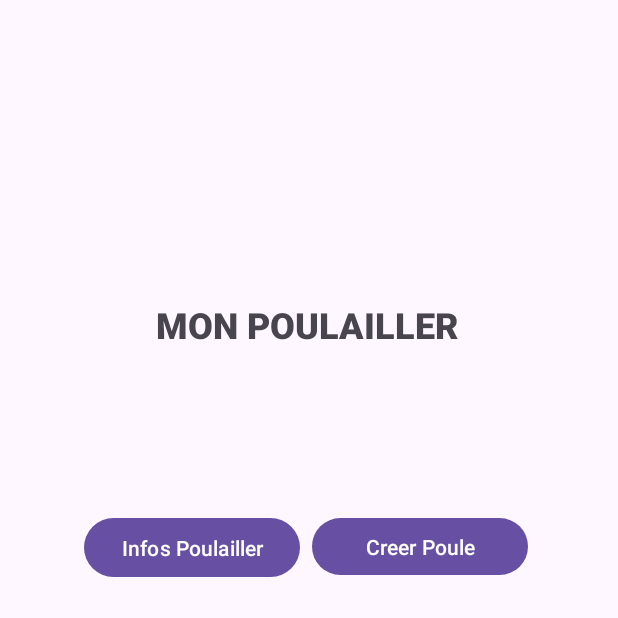
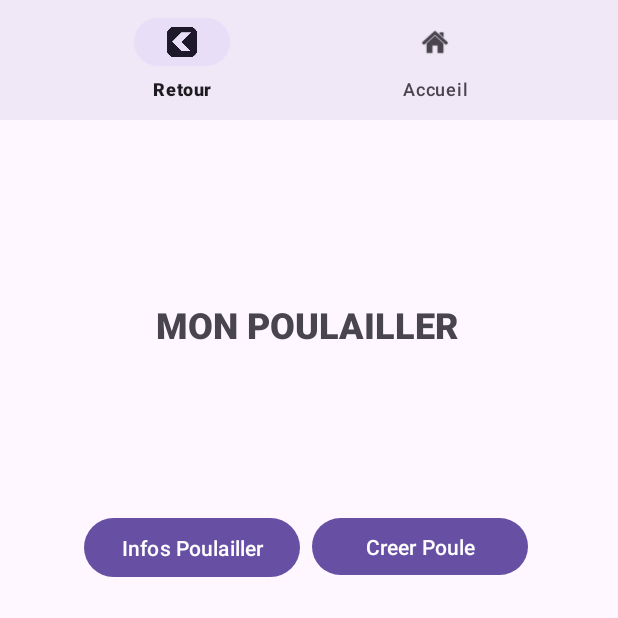
Before and after one commit to pogoparis/Poulailler, an Android app: the screen it shows after launch (AccueilActivity), on a phone screen of 412 x 824 dp, the top half of it. Run offline under Robolectric (Android 15) with nearby library versions, the light colour scheme and no system bars.

Commit message:
AJout d'un menu de navigation et configuration des fragments !

```diff
--- a/app/src/main/java/com/example/poulailler/AccueilActivity.kt
+++ b/app/src/main/java/com/example/poulailler/AccueilActivity.kt
@@ -1,33 +1,51 @@
 package com.example.poulailler
 
-import android.content.Intent
 import androidx.appcompat.app.AppCompatActivity
 import android.os.Bundle
-import android.widget.Button
+import androidx.fragment.app.Fragment
+import androidx.fragment.app.FragmentManager
+import com.google.android.material.bottomnavigation.BottomNavigationView
 import com.google.firebase.FirebaseApp
 
 class AccueilActivity : AppCompatActivity() {
 
-private lateinit var infoPoulaillerButton   : Button
-private lateinit var creerPouleButton   : Button
+    private lateinit var bottomNavigationView: BottomNavigationView
+    private lateinit var fragmentManager: FragmentManager
 
     override fun onCreate(savedInstanceState: Bundle?) {
         super.onCreate(savedInstanceState)
         FirebaseApp.initializeApp(this)
-        setContentView(R.layout.accueil)
+        setContentView(R.layout.activity_base)
 
-        infoPoulaillerButton = findViewById(R.id.infoPoulailler)
-        infoPoulaillerButton.setOnClickListener {
-            val intent = Intent(this, InfosPoulaillerActivity::class.java)
-            startActivity(intent)
-        }
+        bottomNavigationView = findViewById(R.id.bottomNavigationView)
+        fragmentManager = supportFragmentManager
 
-        creerPouleButton = findViewById(R.id.creerPoule)
-        creerPouleButton.setOnClickListener {
-            val intent = Intent(this, CreationPouleActivity::class.java)
-            startActivity(intent)
+        // Chargez le fragment AccueilFragment par défaut
+        val defaultFragment = AccueilFragment()
+        replaceFragment(defaultFragment)
 
+        bottomNavigationView.setOnItemSelectedListener { item ->
+            when (item.itemId) {
+                R.id.navigation_accueil -> {
+                    val accueilFragment = AccueilFragment()
+                    replaceFragment(accueilFragment)
+                    true
+                }
 
+                R.id.navigation_retour -> {
+                    onBackPressed()
+                    true
+                }
+                // Ajoutez d'autres cas pour gérer d'autres éléments de menu ici
+                else -> false
+            }
         }
     }
+
+    // Fonction pour remplacer le fragment actuellement affiché
+    private fun replaceFragment(fragment: Fragment) {
+        fragmentManager.beginTransaction()
+            .replace(R.id.fragmentContainer, fragment)
+            .commit()
+    }
 }
--- /dev/null
+++ b/app/src/main/java/com/example/poulailler/AccueilFragment.kt
@@ -0,0 +1,40 @@
+package com.example.poulailler
+
+import android.os.Bundle
+import android.view.LayoutInflater
+import android.view.View
+import android.view.ViewGroup
+import android.widget.Button
+import androidx.fragment.app.Fragment
+
+class AccueilFragment : Fragment() {
+
+    override fun onCreateView(
+        inflater: LayoutInflater, container: ViewGroup?,
+        savedInstanceState: Bundle?
+    ): View? {
+        // Inflate the layout for this fragment
+        val view = inflater.inflate(R.layout.fragment_accueil, container, false)
+
+        val buttonCreerPoule = view.findViewById<Button>(R.id.creerPoule)
+        val buttonInfoPoulailler = view.findViewById<Button>(R.id.infoPoulailler)
+
+        buttonCreerPoule.setOnClickListener {
+            val creationPouleFragment = CreationPouleFragment()
+            val fragmentManager = requireActivity().supportFragmentManager
+            fragmentManager.beginTransaction()
+                .replace(R.id.fragmentContainer, creationPouleFragment)
+                .addToBackStack(null)
+                .commit()
+        }
+        buttonInfoPoulailler.setOnClickListener {
+            val infosPoulaillerFrag = InfosPoulaillerFragment()
+            val fragmentManager = requireActivity().supportFragmentManager
+            fragmentManager.beginTransaction()
+                .replace(R.id.fragmentContainer, infosPoulaillerFrag)
+                .addToBackStack(null)
+                .commit()
+        }
+        return view
+    }
+}
--- /dev/null
+++ b/app/src/main/res/layout/activity_base.xml
@@ -0,0 +1,25 @@
+<?xml version="1.0" encoding="utf-8"?>
+<LinearLayout
+    xmlns:android="http://schemas.android.com/apk/res/android"
+    xmlns:app="http://schemas.android.com/apk/res-auto"
+    xmlns:tools="http://schemas.android.com/tools"
+    android:layout_width="match_parent"
+    android:layout_height="match_parent"
+    android:orientation="vertical">
+
+    <!-- Contenu spécifique à chaque activité -->
+    <FrameLayout
+        android:id="@+id/fragmentContainer"
+        android:layout_width="match_parent"
+        android:layout_height="0dp"
+        android:layout_weight="1">
+
+        <com.google.android.material.bottomnavigation.BottomNavigationView
+            android:id="@+id/bottomNavigationView"
+            android:layout_width="match_parent"
+            android:layout_height="wrap_content"
+            android:background="?android:attr/windowBackground"
+            app:menu="@menu/bottom_navigation_menu" />
+
+    </FrameLayout>
+</LinearLayout>
--- /dev/null
+++ b/app/src/main/res/layout/fragment_accueil.xml
@@ -0,0 +1,48 @@
+<?xml version="1.0" encoding="utf-8"?>
+<RelativeLayout xmlns:android="http://schemas.android.com/apk/res/android"
+    android:layout_width="match_parent"
+    android:layout_height="match_parent">
+
+    <androidx.constraintlayout.widget.ConstraintLayout xmlns:android="http://schemas.android.com/apk/res/android"
+        xmlns:app="http://schemas.android.com/apk/res-auto"
+        xmlns:tools="http://schemas.android.com/tools"
+        android:layout_width="match_parent"
+        android:layout_height="match_parent">
+    <TextView
+        android:id="@+id/titre"
+        android:layout_width="266dp"
+        android:layout_height="37dp"
+        android:layout_marginStart="72dp"
+        android:layout_marginTop="200dp"
+        android:layout_marginEnd="73dp"
+        android:fontFamily="sans-serif-black"
+        android:text="MON POULAILLER"
+        android:textAlignment="center"
+        android:textSize="24sp"
+        android:typeface="normal"
+        app:layout_constraintEnd_toEndOf="parent"
+        app:layout_constraintHorizontal_bias="0.0"
+        app:layout_constraintStart_toStartOf="parent"
+        app:layout_constraintTop_toTopOf="parent" />
+
+    <Button
+        android:id="@+id/infoPoulailler"
+        android:layout_width="144dp"
+        android:layout_height="47dp"
+        android:layout_marginStart="56dp"
+        android:layout_marginTop="104dp"
+        android:text="Infos Poulailler"
+        app:layout_constraintStart_toStartOf="parent"
+        app:layout_constraintTop_toBottomOf="@+id/titre" />
+
+    <Button
+        android:id="@+id/creerPoule"
+        android:layout_width="144dp"
+        android:layout_height="46dp"
+        android:layout_marginTop="104dp"
+        android:layout_marginEnd="60dp"
+        android:text="Creer Poule"
+        app:layout_constraintEnd_toEndOf="parent"
+        app:layout_constraintTop_toBottomOf="@+id/titre" />
+    </androidx.constraintlayout.widget.ConstraintLayout>
+</RelativeLayout>
--- a/app/src/main/res/layout/infos_poulailler.xml
+++ b/app/src/main/res/layout/fragment_infos_poulailler.xml
@@ -1,7 +1,10 @@
 <?xml version="1.0" encoding="utf-8"?>
+<RelativeLayout xmlns:android="http://schemas.android.com/apk/res/android"
+    android:layout_width="match_parent"
+    android:layout_height="match_parent">
+
 <androidx.constraintlayout.widget.ConstraintLayout xmlns:android="http://schemas.android.com/apk/res/android"
     xmlns:app="http://schemas.android.com/apk/res-auto"
-    xmlns:tools="http://schemas.android.com/tools"
     android:layout_width="match_parent"
     android:layout_height="match_parent">
 
@@ -19,3 +22,4 @@
         app:layout_constraintTop_toTopOf="parent" />
 
 </androidx.constraintlayout.widget.ConstraintLayout>
+</RelativeLayout>
--- /dev/null
+++ b/app/src/main/res/menu/bottom_navigation_menu.xml
@@ -0,0 +1,14 @@
+<?xml version="1.0" encoding="utf-8"?>
+<menu xmlns:android="http://schemas.android.com/apk/res/android">
+
+    <item
+        android:id="@+id/navigation_retour"
+        android:icon="@drawable/ic_back"
+        android:title="Retour" />
+
+    <item
+        android:id="@+id/navigation_accueil"
+        android:icon="@drawable/ic_home"
+        android:title="Accueil" />
+
+</menu>
```
Also changed, not shown: app/src/main/AndroidManifest.xml (+2 -6 lines), app/src/main/java/com/example/poulailler/CreationPouleFragment.kt (renamed from app/src/main/java/com/example/poulailler/CreationPouleActivity.kt, +23 -18 lines), app/src/main/java/com/example/poulailler/InfosPoulaillerFragment.kt (renamed from app/src/main/java/com/example/poulailler/InfosPoulaillerActivity.kt, +18 -12 lines), app/src/main/res/layout/activity_infos_poulailler.xml (deleted, +0 -9 lines), app/src/main/res/layout/creation_poule.xml (deleted, +0 -103 lines), app/src/main/res/layout/fragment_creation_poule.xml (added, +110 -0 lines), app/src/main/res/drawable/ic_back.png (added), app/src/main/res/drawable/ic_home.png (added).
